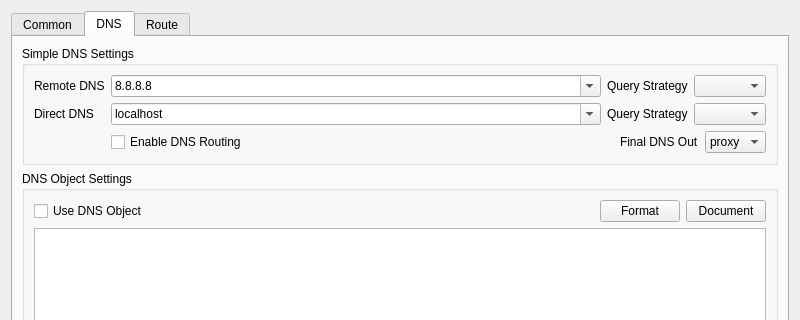
Old version of the form ui/dialog_manage_routes.ui in the repository shengmo0210/nekoray; both pictures show x 0 to 800 and y 0 to 320 of the 800 by 600 pixel window.
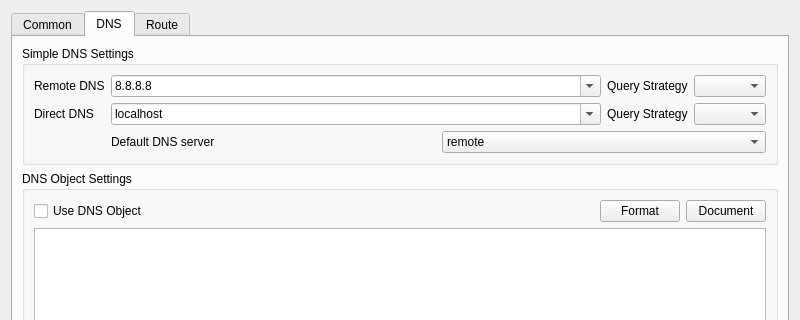
New version of the form. The open tabs and pages were chosen to show the change.

Diff of the .ui file:
```diff
--- a/ui/dialog_manage_routes.ui
+++ b/ui/dialog_manage_routes.ui
@@ -223,30 +223,10 @@
           </item>
           <item row="2" column="2">
            <layout class="QHBoxLayout" name="horizontalLayout_3">
-            <item>
-             <widget class="QCheckBox" name="dns_routing">
-              <property name="text">
-               <string>Enable DNS Routing</string>
-              </property>
-             </widget>
-            </item>
-            <item>
-             <spacer name="horizontalSpacer_2">
-              <property name="orientation">
-               <enum>Qt::Horizontal</enum>
-              </property>
-              <property name="sizeHint" stdset="0">
-               <size>
-                <width>40</width>
-                <height>20</height>
-               </size>
-              </property>
-             </spacer>
-            </item>
             <item>
              <widget class="QLabel" name="dns_final_out_l">
               <property name="text">
-               <string>Final DNS Out</string>
+               <string>Default DNS server</string>
               </property>
              </widget>
             </item>
@@ -254,7 +234,7 @@
              <widget class="QComboBox" name="dns_final_out">
               <item>
                <property name="text">
-                <string notr="true">proxy</string>
+                <string notr="true">remote</string>
                </property>
               </item>
               <item>
```
Left out of the diff: 7 changed lines with no effect on the pictures.
